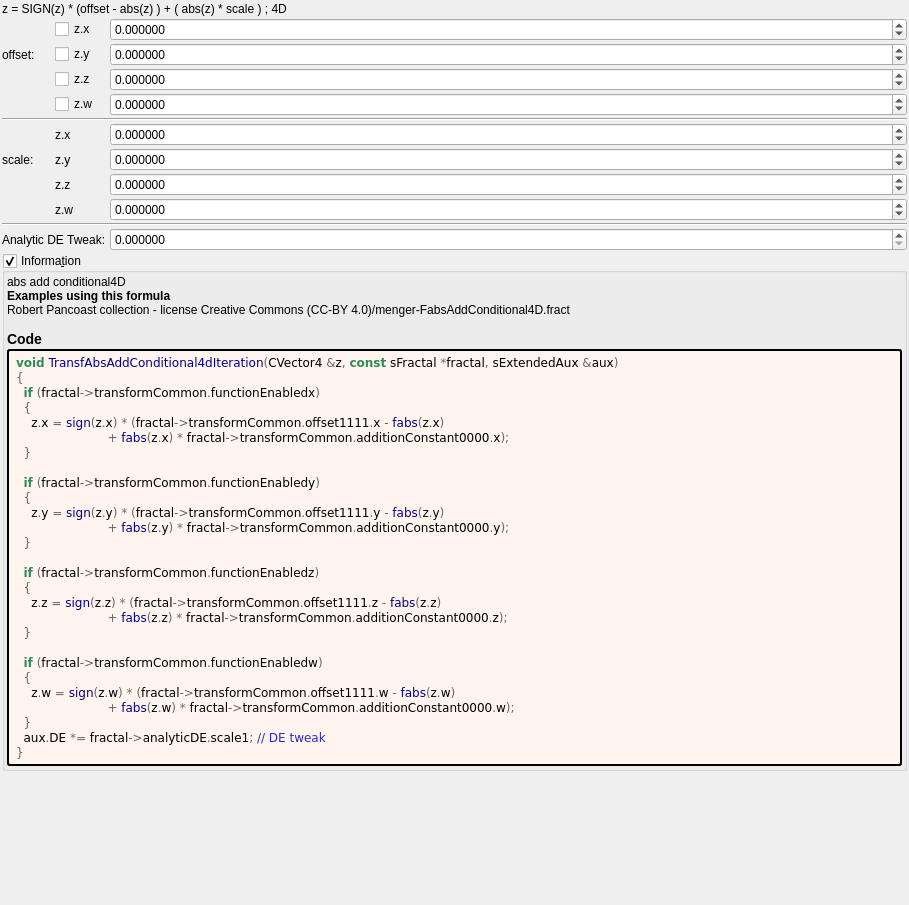
Before: the Qt Designer form mandelbulber2/formula/ui/transf_abs_add_conditional4d.ui in buddhi1980/mandelbulber2, drawn with Qt 5.
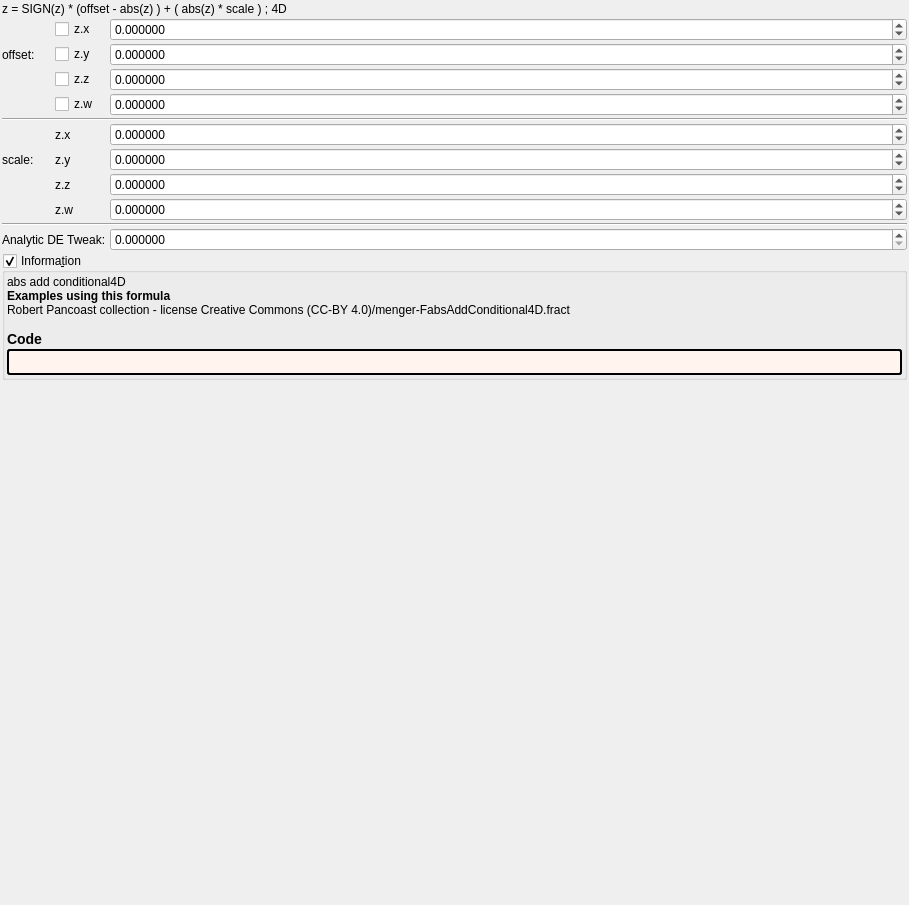
After: the same form once the commit is applied. Custom widgets are drawn as their Qt base class.

```diff
--- a/mandelbulber2/formula/ui/transf_abs_add_conditional4d.ui
+++ b/mandelbulber2/formula/ui/transf_abs_add_conditional4d.ui
@@ -437,36 +437,7 @@
          <string notr="true">border-style: outset; border-width: 2px; border-radius: 3px; border-color: black; background-color: #fff5ee; padding: 4px;</string>
         </property>
         <property name="text">
-         <string notr="true">&lt;body style=&quot;background-color:#fff5ee&quot;&gt;
-&lt;pre style=&quot;color:#000000; background-color:#fff5ee;  font-family:'Courier New',monospace;&quot;&gt;&lt;span style=&quot;color:#2e8b57; font-weight:bold&quot;&gt;void&lt;/span&gt; &lt;span style=&quot;color:#00008f&quot;&gt;TransfAbsAddConditional4dIteration&lt;/span&gt;&lt;span style=&quot;color:#676767&quot;&gt;(&lt;/span&gt;CVector4 &lt;span style=&quot;color:#676767&quot;&gt;&amp;amp;&lt;/span&gt;z&lt;span style=&quot;color:#676767&quot;&gt;,&lt;/span&gt; &lt;span style=&quot;color:#2e8b57; font-weight:bold&quot;&gt;const&lt;/span&gt; sFractal &lt;span style=&quot;color:#676767&quot;&gt;*&lt;/span&gt;fractal&lt;span style=&quot;color:#676767&quot;&gt;,&lt;/span&gt; sExtendedAux &lt;span style=&quot;color:#676767&quot;&gt;&amp;amp;&lt;/span&gt;aux&lt;span style=&quot;color:#676767&quot;&gt;)&lt;/span&gt;
-&lt;span style=&quot;color:#676767&quot;&gt;{&lt;/span&gt;
-  &lt;span style=&quot;color:#2e8b57; font-weight:bold&quot;&gt;if&lt;/span&gt; &lt;span style=&quot;color:#676767&quot;&gt;(&lt;/span&gt;fractal&lt;span style=&quot;color:#676767&quot;&gt;-&amp;gt;&lt;/span&gt;transformCommon&lt;span style=&quot;color:#676767&quot;&gt;.&lt;/span&gt;functionEnabledx&lt;span style=&quot;color:#676767&quot;&gt;)&lt;/span&gt;
-  &lt;span style=&quot;color:#676767&quot;&gt;{&lt;/span&gt;
-    z&lt;span style=&quot;color:#676767&quot;&gt;.&lt;/span&gt;x &lt;span style=&quot;color:#676767&quot;&gt;=&lt;/span&gt; &lt;span style=&quot;color:#00008f&quot;&gt;sign&lt;/span&gt;&lt;span style=&quot;color:#676767&quot;&gt;(&lt;/span&gt;z&lt;span style=&quot;color:#676767&quot;&gt;.&lt;/span&gt;x&lt;span style=&quot;color:#676767&quot;&gt;) * (&lt;/span&gt;fractal&lt;span style=&quot;color:#676767&quot;&gt;-&amp;gt;&lt;/span&gt;transformCommon&lt;span style=&quot;color:#676767&quot;&gt;.&lt;/span&gt;offset1111&lt;span style=&quot;color:#676767&quot;&gt;.&lt;/span&gt;x &lt;span style=&quot;color:#676767&quot;&gt;-&lt;/span&gt; &lt;span style=&quot;color:#00008f&quot;&gt;fabs&lt;/span&gt;&lt;span style=&quot;color:#676767&quot;&gt;(&lt;/span&gt;z&lt;span style=&quot;color:#676767&quot;&gt;.&lt;/span&gt;x&lt;span style=&quot;color:#676767&quot;&gt;)&lt;/span&gt;
-                        &lt;span style=&quot;color:#676767&quot;&gt;+&lt;/span&gt; &lt;span style=&quot;color:#00008f&quot;&gt;fabs&lt;/span&gt;&lt;span style=&quot;color:#676767&quot;&gt;(&lt;/span&gt;z&lt;span style=&quot;color:#676767&quot;&gt;.&lt;/span&gt;x&lt;span style=&quot;color:#676767&quot;&gt;) *&lt;/span&gt; fractal&lt;span style=&quot;color:#676767&quot;&gt;-&amp;gt;&lt;/span&gt;transformCommon&lt;span style=&quot;color:#676767&quot;&gt;.&lt;/span&gt;additionConstant0000&lt;span style=&quot;color:#676767&quot;&gt;.&lt;/span&gt;x&lt;span style=&quot;color:#676767&quot;&gt;);&lt;/span&gt;
-  &lt;span style=&quot;color:#676767&quot;&gt;}&lt;/span&gt;
-
-  &lt;span style=&quot;color:#2e8b57; font-weight:bold&quot;&gt;if&lt;/span&gt; &lt;span style=&quot;color:#676767&quot;&gt;(&lt;/span&gt;fractal&lt;span style=&quot;color:#676767&quot;&gt;-&amp;gt;&lt;/span&gt;transformCommon&lt;span style=&quot;color:#676767&quot;&gt;.&lt;/span&gt;functionEnabledy&lt;span style=&quot;color:#676767&quot;&gt;)&lt;/span&gt;
-  &lt;span style=&quot;color:#676767&quot;&gt;{&lt;/span&gt;
-    z&lt;span style=&quot;color:#676767&quot;&gt;.&lt;/span&gt;y &lt;span style=&quot;color:#676767&quot;&gt;=&lt;/span&gt; &lt;span style=&quot;color:#00008f&quot;&gt;sign&lt;/span&gt;&lt;span style=&quot;color:#676767&quot;&gt;(&lt;/span&gt;z&lt;span style=&quot;color:#676767&quot;&gt;.&lt;/span&gt;y&lt;span style=&quot;color:#676767&quot;&gt;) * (&lt;/span&gt;fractal&lt;span style=&quot;color:#676767&quot;&gt;-&amp;gt;&lt;/span&gt;transformCommon&lt;span style=&quot;color:#676767&quot;&gt;.&lt;/span&gt;offset1111&lt;span style=&quot;color:#676767&quot;&gt;.&lt;/span&gt;y &lt;span style=&quot;color:#676767&quot;&gt;-&lt;/span&gt; &lt;span style=&quot;color:#00008f&quot;&gt;fabs&lt;/span&gt;&lt;span style=&quot;color:#676767&quot;&gt;(&lt;/span&gt;z&lt;span style=&quot;color:#676767&quot;&gt;.&lt;/span&gt;y&lt;span style=&quot;color:#676767&quot;&gt;)&lt;/span&gt;
-                        &lt;span style=&quot;color:#676767&quot;&gt;+&lt;/span&gt; &lt;span style=&quot;color:#00008f&quot;&gt;fabs&lt;/span&gt;&lt;span style=&quot;color:#676767&quot;&gt;(&lt;/span&gt;z&lt;span style=&quot;color:#676767&quot;&gt;.&lt;/span&gt;y&lt;span style=&quot;color:#676767&quot;&gt;) *&lt;/span&gt; fractal&lt;span style=&quot;color:#676767&quot;&gt;-&amp;gt;&lt;/span&gt;transformCommon&lt;span style=&quot;color:#676767&quot;&gt;.&lt;/span&gt;additionConstant0000&lt;span style=&quot;color:#676767&quot;&gt;.&lt;/span&gt;y&lt;span style=&quot;color:#676767&quot;&gt;);&lt;/span&gt;
-  &lt;span style=&quot;color:#676767&quot;&gt;}&lt;/span&gt;
-
-  &lt;span style=&quot;color:#2e8b57; font-weight:bold&quot;&gt;if&lt;/span&gt; &lt;span style=&quot;color:#676767&quot;&gt;(&lt;/span&gt;fractal&lt;span style=&quot;color:#676767&quot;&gt;-&amp;gt;&lt;/span&gt;transformCommon&lt;span style=&quot;color:#676767&quot;&gt;.&lt;/span&gt;functionEnabledz&lt;span style=&quot;color:#676767&quot;&gt;)&lt;/span&gt;
-  &lt;span style=&quot;color:#676767&quot;&gt;{&lt;/span&gt;
-    z&lt;span style=&quot;color:#676767&quot;&gt;.&lt;/span&gt;z &lt;span style=&quot;color:#676767&quot;&gt;=&lt;/span&gt; &lt;span style=&quot;color:#00008f&quot;&gt;sign&lt;/span&gt;&lt;span style=&quot;color:#676767&quot;&gt;(&lt;/span&gt;z&lt;span style=&quot;color:#676767&quot;&gt;.&lt;/span&gt;z&lt;span style=&quot;color:#676767&quot;&gt;) * (&lt;/span&gt;fractal&lt;span style=&quot;color:#676767&quot;&gt;-&amp;gt;&lt;/span&gt;transformCommon&lt;span style=&quot;color:#676767&quot;&gt;.&lt;/span&gt;offset1111&lt;span style=&quot;color:#676767&quot;&gt;.&lt;/span&gt;z &lt;span style=&quot;color:#676767&quot;&gt;-&lt;/span&gt; &lt;span style=&quot;color:#00008f&quot;&gt;fabs&lt;/span&gt;&lt;span style=&quot;color:#676767&quot;&gt;(&lt;/span&gt;z&lt;span style=&quot;color:#676767&quot;&gt;.&lt;/span&gt;z&lt;span style=&quot;color:#676767&quot;&gt;)&lt;/span&gt;
-                        &lt;span style=&quot;color:#676767&quot;&gt;+&lt;/span&gt; &lt;span style=&quot;color:#00008f&quot;&gt;fabs&lt;/span&gt;&lt;span style=&quot;color:#676767&quot;&gt;(&lt;/span&gt;z&lt;span style=&quot;color:#676767&quot;&gt;.&lt;/span&gt;z&lt;span style=&quot;color:#676767&quot;&gt;) *&lt;/span&gt; fractal&lt;span style=&quot;color:#676767&quot;&gt;-&amp;gt;&lt;/span&gt;transformCommon&lt;span style=&quot;color:#676767&quot;&gt;.&lt;/span&gt;additionConstant0000&lt;span style=&quot;color:#676767&quot;&gt;.&lt;/span&gt;z&lt;span style=&quot;color:#676767&quot;&gt;);&lt;/span&gt;
-  &lt;span style=&quot;color:#676767&quot;&gt;}&lt;/span&gt;
-
-  &lt;span style=&quot;color:#2e8b57; font-weight:bold&quot;&gt;if&lt;/span&gt; &lt;span style=&quot;color:#676767&quot;&gt;(&lt;/span&gt;fractal&lt;span style=&quot;color:#676767&quot;&gt;-&amp;gt;&lt;/span&gt;transformCommon&lt;span style=&quot;color:#676767&quot;&gt;.&lt;/span&gt;functionEnabledw&lt;span style=&quot;color:#676767&quot;&gt;)&lt;/span&gt;
-  &lt;span style=&quot;color:#676767&quot;&gt;{&lt;/span&gt;
-    z&lt;span style=&quot;color:#676767&quot;&gt;.&lt;/span&gt;w &lt;span style=&quot;color:#676767&quot;&gt;=&lt;/span&gt; &lt;span style=&quot;color:#00008f&quot;&gt;sign&lt;/span&gt;&lt;span style=&quot;color:#676767&quot;&gt;(&lt;/span&gt;z&lt;span style=&quot;color:#676767&quot;&gt;.&lt;/span&gt;w&lt;span style=&quot;color:#676767&quot;&gt;) * (&lt;/span&gt;fractal&lt;span style=&quot;color:#676767&quot;&gt;-&amp;gt;&lt;/span&gt;transformCommon&lt;span style=&quot;color:#676767&quot;&gt;.&lt;/span&gt;offset1111&lt;span style=&quot;color:#676767&quot;&gt;.&lt;/span&gt;w &lt;span style=&quot;color:#676767&quot;&gt;-&lt;/span&gt; &lt;span style=&quot;color:#00008f&quot;&gt;fabs&lt;/span&gt;&lt;span style=&quot;color:#676767&quot;&gt;(&lt;/span&gt;z&lt;span style=&quot;color:#676767&quot;&gt;.&lt;/span&gt;w&lt;span style=&quot;color:#676767&quot;&gt;)&lt;/span&gt;
-                        &lt;span style=&quot;color:#676767&quot;&gt;+&lt;/span&gt; &lt;span style=&quot;color:#00008f&quot;&gt;fabs&lt;/span&gt;&lt;span style=&quot;color:#676767&quot;&gt;(&lt;/span&gt;z&lt;span style=&quot;color:#676767&quot;&gt;.&lt;/span&gt;w&lt;span style=&quot;color:#676767&quot;&gt;) *&lt;/span&gt; fractal&lt;span style=&quot;color:#676767&quot;&gt;-&amp;gt;&lt;/span&gt;transformCommon&lt;span style=&quot;color:#676767&quot;&gt;.&lt;/span&gt;additionConstant0000&lt;span style=&quot;color:#676767&quot;&gt;.&lt;/span&gt;w&lt;span style=&quot;color:#676767&quot;&gt;);&lt;/span&gt;
-  &lt;span style=&quot;color:#676767&quot;&gt;}&lt;/span&gt;
-  aux&lt;span style=&quot;color:#676767&quot;&gt;.&lt;/span&gt;DE &lt;span style=&quot;color:#676767&quot;&gt;*=&lt;/span&gt; fractal&lt;span style=&quot;color:#676767&quot;&gt;-&amp;gt;&lt;/span&gt;analyticDE&lt;span style=&quot;color:#676767&quot;&gt;.&lt;/span&gt;scale1&lt;span style=&quot;color:#676767&quot;&gt;;&lt;/span&gt; &lt;span style=&quot;color:#2929cc&quot;&gt;// DE tweak&lt;/span&gt;
-&lt;span style=&quot;color:#676767&quot;&gt;}&lt;/span&gt;
-&lt;/pre&gt;
-&lt;/body&gt;</string>
+         <string notr="true"></string>
         </property>
         <property name="wordWrap">
          <bool>true</bool>
```
